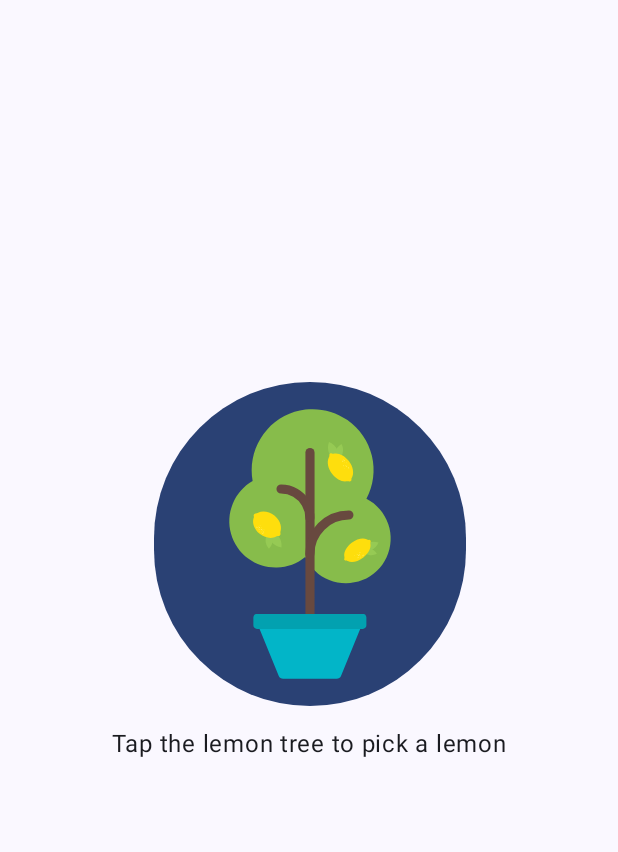
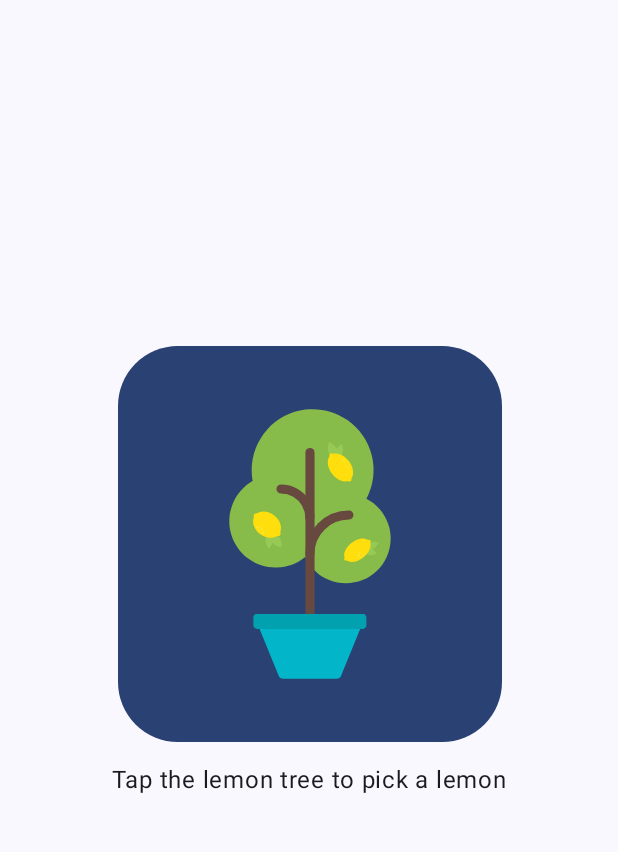
Before and after one commit to mister-rhee/lemonade, an Android app built with Jetpack Compose: the screen it shows after launch (MainActivity), on a phone screen of 412 x 824 dp, the part 96-948 px from its top. Run offline under Robolectric (Android 15) with nearby library versions, the phone set to English and light mode, and no system bars.

Commit message:
Change button to rounded square and add padding around image

```diff
--- a/app/src/main/java/com/example/lemonade/MainActivity.kt
+++ b/app/src/main/java/com/example/lemonade/MainActivity.kt
@@ -11,6 +11,7 @@ import androidx.compose.foundation.layout.fillMaxSize
 import androidx.compose.foundation.layout.height
 import androidx.compose.foundation.layout.padding
 import androidx.compose.foundation.layout.wrapContentSize
+import androidx.compose.foundation.shape.RoundedCornerShape
 import androidx.compose.material3.Button
 import androidx.compose.material3.CenterAlignedTopAppBar
 import androidx.compose.material3.ExperimentalMaterial3Api
@@ -137,11 +138,13 @@ fun LemonadeImageAndText(
         horizontalAlignment = Alignment.CenterHorizontally
     ) {
         Button(
-            onClick = onImageClick
+            onClick = onImageClick,
+            shape = RoundedCornerShape(40.dp)
         ) {
             Image(
                 painter = painterResource(imageResourceId),
-                contentDescription = stringResource(descriptionId)
+                contentDescription = stringResource(descriptionId),
+                modifier = Modifier.padding(24.dp)
             )
         }
         Spacer(modifier = Modifier.height(16.dp))
```
